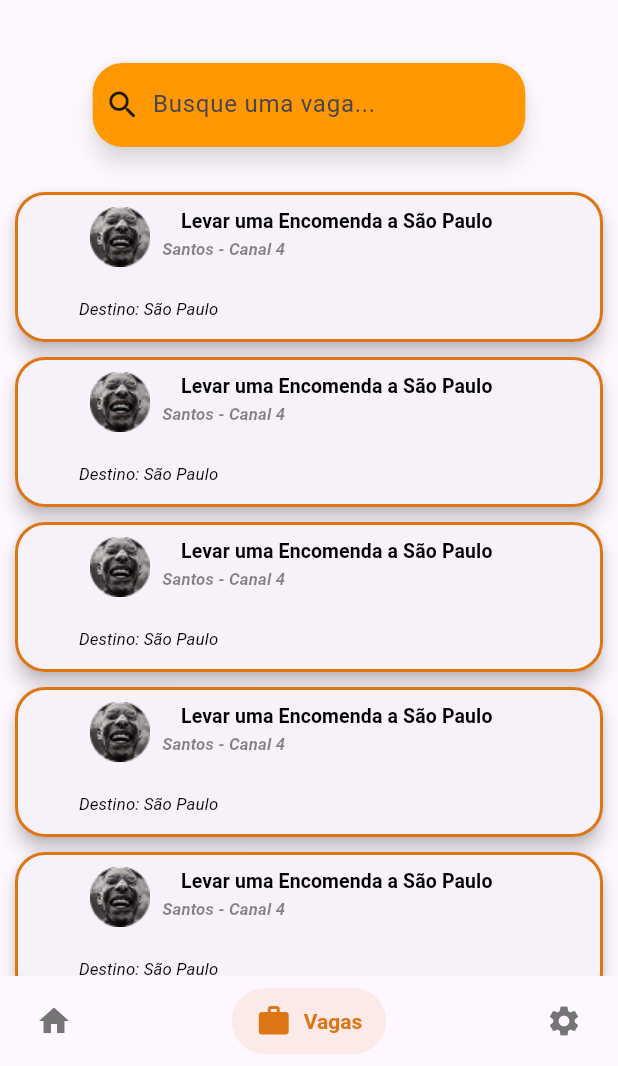
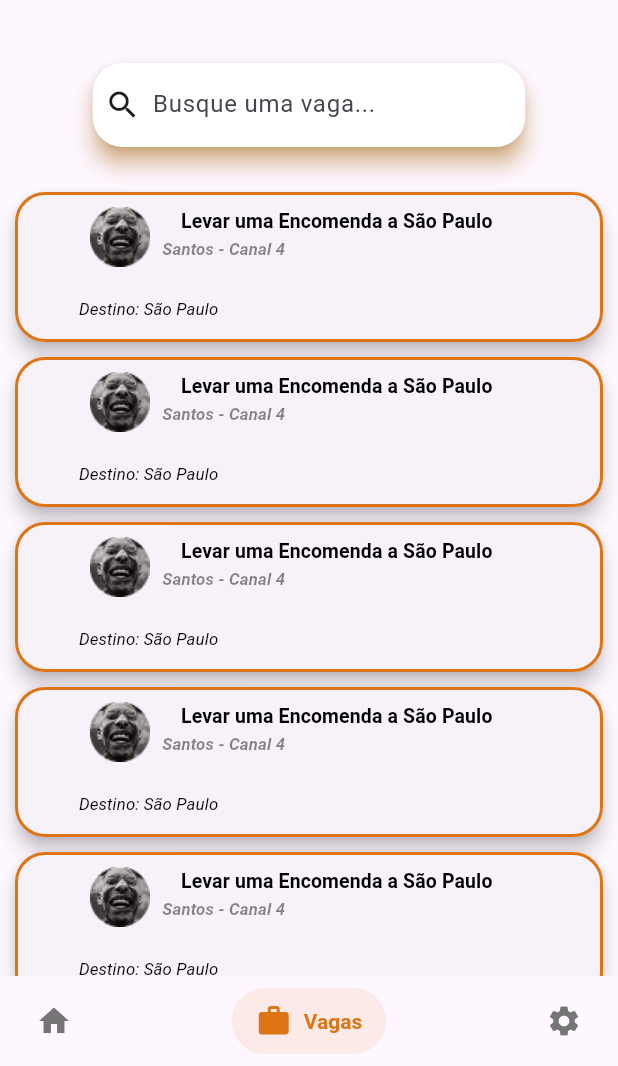
Before and after one commit to Rihan17/GetTaskDart, a Flutter app: the screen it shows after launch, item 2 of the bottom bar chosen, on a phone screen of 412 x 824 dp, the part 170-1236 px from its top. Run offline on Flutter 3.47's test engine with Material 3 defaults, Android fonts, the phone set to English and light mode, and no system bars; drawn by our look-alikes of salomon_bottom_bar; Roboto replaces fonts that are missing (Poppins).

Commit message:
pequenas-correcoes

```diff
--- a/lib/main.dart
+++ b/lib/main.dart
@@ -93,7 +93,6 @@ class ConteudoCabecalho extends StatelessWidget {
 
   @override
   Widget build(BuildContext context) {
-    // Getting the size of the screen
     final screenWidth = MediaQuery.of(context).size.width;
 
     return Row(
@@ -135,7 +134,7 @@ class PilhaCabecalho extends StatelessWidget {
         children: [
           Positioned(
             top: 20,
-            left: (screenWidth / 2) - (100 / 2),
+            left: (screenWidth / 2) - (140 / 2),
             child: const Text(
               'Olá, Rihan',
               style: TextStyle(
@@ -148,7 +147,7 @@ class PilhaCabecalho extends StatelessWidget {
           ),
           Positioned(
             top: 10,
-            left: (screenWidth / 2) - (60), // Centering the image
+            left: (screenWidth / 2) - (145/2),
             child: Image.asset('images/avaliacao.png', width: 120, height: 120),
           ),
         ],
@@ -320,29 +319,6 @@ class Vaga extends StatelessWidget {
           ),
         );
       },
-    );
-  }
-}
-
-class SearchBarApp extends StatelessWidget {
-  const SearchBarApp({super.key});
-
-  @override
-  Widget build(BuildContext context) {
-    return MaterialApp(
-      home: Scaffold(
-        appBar: AppBar(title: const Text('Search Bar Sample')),
-        body: SingleChildScrollView(
-          child: ConstrainedBox(
-            constraints: BoxConstraints(
-              minHeight: MediaQuery.of(context).size.height,
-            ),
-            child: IntrinsicHeight(
-              child: Column(children: [TituloVagas(), Vaga()]),
-            ),
-          ),
-        ),
-      ),
     );
   }
 }
@@ -773,19 +749,20 @@ class TituloVagas extends StatelessWidget {
             ),
           ),
         ),
-        SizedBox(height: 10), // Espaço entre o texto "Vagas" e a barra de busca
+        SizedBox(height: 10),
         Center(
           child: Container(
-            width: searchBarWidth, // Nova largura ajustada
+            width: searchBarWidth,
             child: SearchBar(
               leading: Icon(Icons.search),
               hintText: "Busque uma vaga...",
               onChanged: (value) => print("Digitando: $value"),
-              backgroundColor: WidgetStatePropertyAll(Colors.orange),
-              shadowColor: WidgetStatePropertyAll(Colors.white),
+              backgroundColor: WidgetStatePropertyAll(Colors.white),
+              shadowColor: WidgetStatePropertyAll(Colors.orange),
               shape: WidgetStatePropertyAll(
                 RoundedRectangleBorder(borderRadius: BorderRadius.circular(20)),
               ),
+
             ),
           ),
         ),
```
